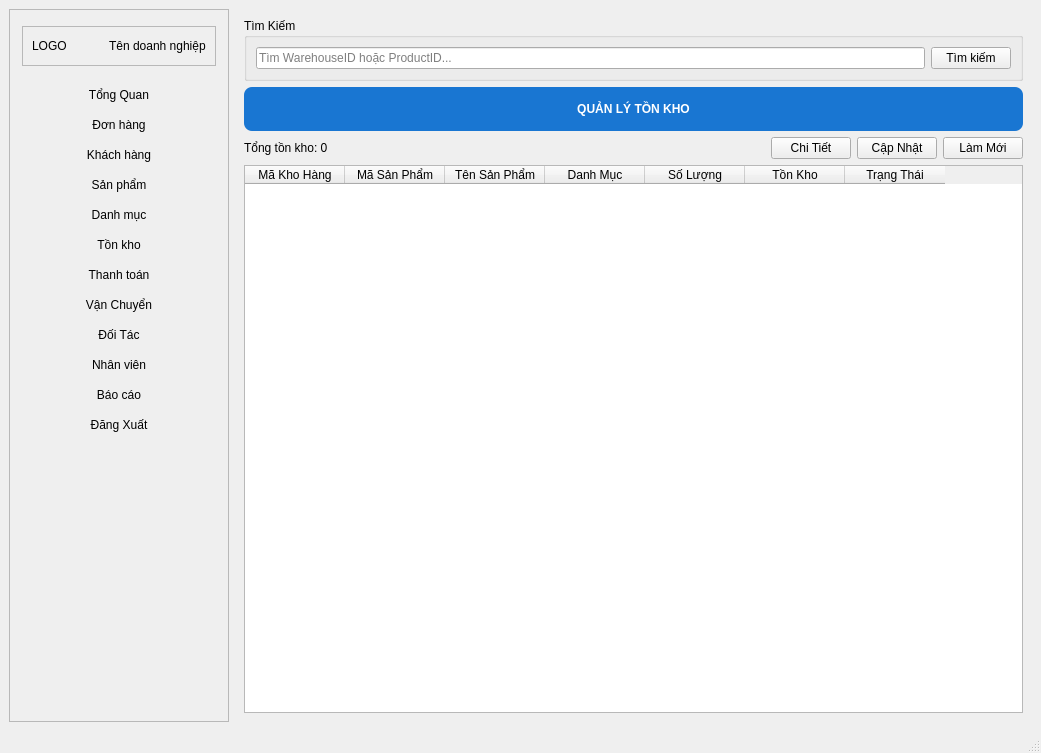
First picture: the form in ui/main_window.ui, repository thinh-doan/sales-and-warehouse-management-system, before the edit.
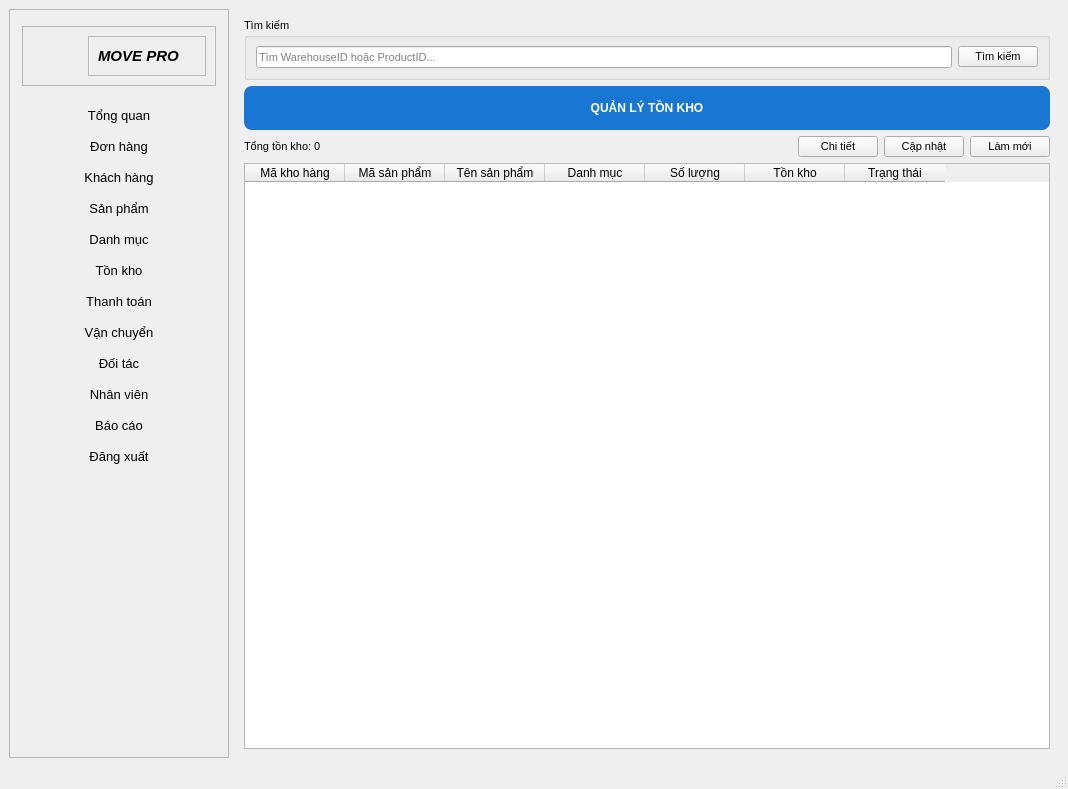
Second picture: the form after the edit. The open tabs and pages were chosen to show the change. Icons and pictures are not drawn. Custom widgets are drawn as their Qt base class.

What changed in the file:
```diff
--- a/ui/main_window.ui
+++ b/ui/main_window.ui
@@ -6,10 +6,15 @@
    <rect>
     <x>0</x>
     <y>0</y>
-    <width>1041</width>
-    <height>753</height>
+    <width>1068</width>
+    <height>789</height>
    </rect>
   </property>
+  <property name="font">
+   <font>
+    <pointsize>8</pointsize>
+   </font>
+  </property>
   <property name="windowTitle">
    <string>10-Tab Sidebar UI</string>
   </property>
@@ -29,6 +34,11 @@
         <height>16777215</height>
        </size>
       </property>
+      <property name="font">
+       <font>
+        <pointsize>10</pointsize>
+       </font>
+      </property>
       <property name="frameShape">
        <enum>QFrame::StyledPanel</enum>
       </property>
@@ -68,16 +78,53 @@
          <layout class="QHBoxLayout" name="horizontalLayout_2">
           <item>
            <widget class="QLabel" name="label_2">
+            <property name="maximumSize">
+             <size>
+              <width>50</width>
+              <height>50</height>
+             </size>
+            </property>
             <property name="text">
-             <string>LOGO</string>
+             <string/>
+            </property>
+            <property name="pixmap">
+             <pixmap>../resources/icons/dolly-flatbed-alt.png</pixmap>
+            </property>
+            <property name="scaledContents">
+             <bool>true</bool>
             </property>
            </widget>
           </item>
           <item>
-           <widget class="QLabel" name="label">
-            <property name="text">
-             <string>Tên doanh nghiệp</string>
+           <widget class="QFrame" name="khungFrame_2">
+            <property name="minimumSize">
+             <size>
+              <width>20</width>
+              <height>40</height>
+             </size>
             </property>
+            <property name="frameShape">
+             <enum>QFrame::StyledPanel</enum>
+            </property>
+            <property name="frameShadow">
+             <enum>QFrame::Raised</enum>
+            </property>
+            <widget class="QLabel" name="label_4">
+             <property name="geometry">
+              <rect>
+               <x>10</x>
+               <y>10</y>
+               <width>101</width>
+               <height>21</height>
+              </rect>
+             </property>
+             <property name="text">
+              <string>&lt;html&gt;&lt;head/&gt;&lt;body&gt;&lt;p&gt;&lt;span style=&quot; font-size:11pt; font-weight:600; font-style:italic;&quot;&gt;MOVE PRO&lt;/span&gt;&lt;/p&gt;&lt;/body&gt;&lt;/html&gt;</string>
+             </property>
+             <property name="scaledContents">
+              <bool>false</bool>
+             </property>
+            </widget>
            </widget>
           </item>
          </layout>
@@ -102,7 +149,11 @@
        <item>
         <widget class="QPushButton" name="btnTongQuan">
          <property name="text">
-          <string>Tổng Quan</string>
+          <string>Tổng quan</string>
+         </property>
+         <property name="icon">
+          <iconset>
+           <normaloff>../resources/icons/home.png</normaloff>../resources/icons/home.png</iconset>
          </property>
          <property name="flat">
           <bool>true</bool>
@@ -172,7 +223,11 @@
        <item>
         <widget class="QPushButton" name="btnVanChuyen">
          <property name="text">
-          <string>Vận Chuyển</string>
+          <string>Vận chuyển</string>
+         </property>
+         <property name="icon">
+          <iconset>
+           <normaloff>../resources/icons/truck-side.png</normaloff>../resources/icons/truck-side.png</iconset>
          </property>
          <property name="flat">
           <bool>true</bool>
@@ -182,7 +237,11 @@
        <item>
         <widget class="QPushButton" name="pushButton_2">
          <property name="text">
-          <string>Đối Tác</string>
+          <string>Đối tác</string>
+         </property>
+         <property name="icon">
+          <iconset>
+           <normaloff>../resources/icons/people-network-partner.png</normaloff>../resources/icons/people-network-partner.png</iconset>
          </property>
          <property name="flat">
           <bool>true</bool>
@@ -212,7 +271,11 @@
        <item>
         <widget class="QPushButton" name="btnDangXuat">
          <property name="text">
-          <string>Đăng Xuất</string>
+          <string>Đăng xuất</string>
+         </property>
+         <property name="icon">
+          <iconset>
+           <normaloff>../resources/icons/exit.png</normaloff>../resources/icons/exit.png</iconset>
          </property>
          <property name="flat">
           <bool>true</bool>
@@ -237,6 +300,11 @@
     </item>
     <item>
      <widget class="QStackedWidget" name="khungChuyenTrangStacked">
+      <property name="font">
+       <font>
+        <pointsize>8</pointsize>
+       </font>
+      </property>
       <property name="currentIndex">
        <number>7</number>
       </property>
@@ -1308,8 +1376,13 @@
        <layout class="QVBoxLayout" name="verticalLayout_6">
         <item>
          <widget class="QGroupBox" name="groupBox_2">
+          <property name="font">
+           <font>
+            <pointsize>8</pointsize>
+           </font>
+          </property>
           <property name="title">
-           <string>Tìm Kiếm</string>
+           <string>Tìm kiếm</string>
           </property>
           <layout class="QHBoxLayout" name="horizontalLayout_8">
            <item>
@@ -1374,21 +1447,21 @@
           <item>
            <widget class="QPushButton" name="btnChiTietTK">
             <property name="text">
-             <string>Chi Tiết</string>
+             <string>Chi tiết</string>
             </property>
            </widget>
           </item>
           <item>
            <widget class="QPushButton" name="btnCapNhatTK">
             <property name="text">
-             <string>Cập Nhật</string>
+             <string>Cập nhật</string>
             </property>
            </widget>
           </item>
           <item>
            <widget class="QPushButton" name="btnRefreshTK">
             <property name="text">
-             <string>Làm Mới</string>
+             <string>Làm mới</string>
             </property>
            </widget>
           </item>
@@ -1398,37 +1471,37 @@
          <widget class="QTableWidget" name="tblTonKho">
           <column>
            <property name="text">
-            <string>Mã Kho Hàng</string>
+            <string>Mã kho hàng</string>
            </property>
           </column>
           <column>
            <property name="text">
-            <string>Mã Sản Phẩm</string>
+            <string>Mã sản phẩm</string>
            </property>
           </column>
           <column>
            <property name="text">
-            <string>Tên Sản Phẩm</string>
+            <string>Tên sản phẩm</string>
            </property>
           </column>
           <column>
            <property name="text">
-            <string>Danh Mục</string>
+            <string>Danh mục</string>
            </property>
           </column>
           <column>
            <property name="text">
-            <string>Số Lượng</string>
+            <string>Số lượng</string>
            </property>
           </column>
           <column>
            <property name="text">
-            <string>Tồn Kho</string>
+            <string>Tồn kho</string>
            </property>
           </column>
           <column>
            <property name="text">
-            <string>Trạng Thái</string>
+            <string>Trạng thái</string>
            </property>
           </column>
          </widget>
```
Left out of the diff: 127 changed lines with no effect on the pictures.
